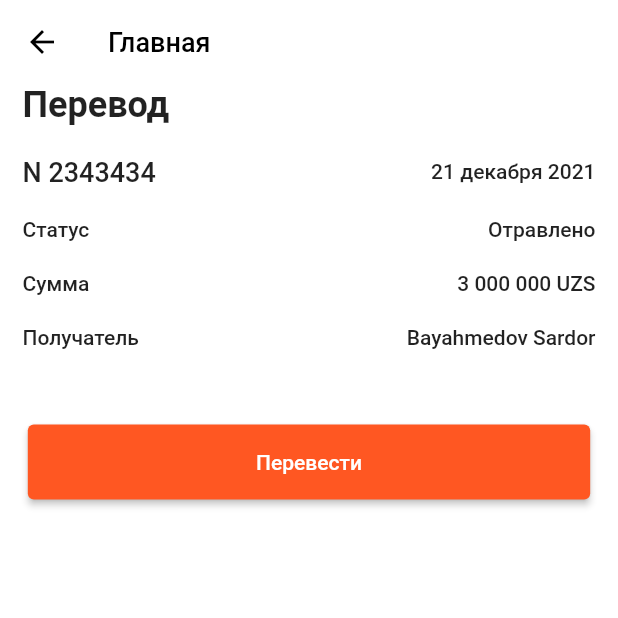
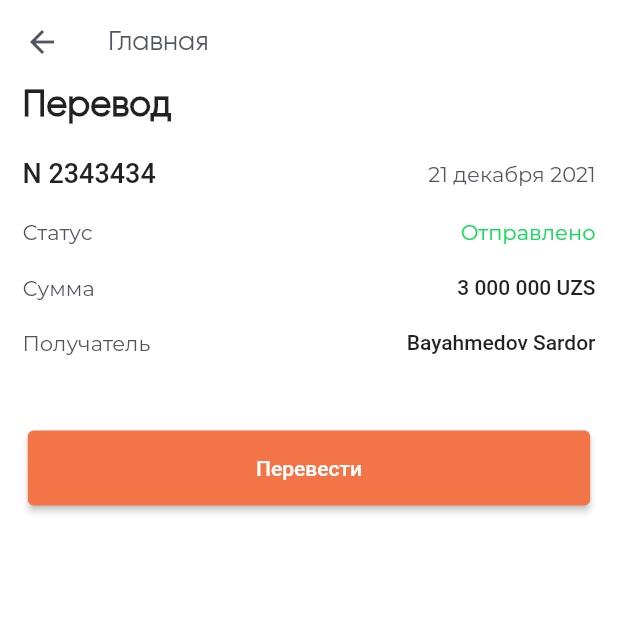
Before and after one commit to Jamshid123/DartPay, a Flutter app: the EndCheck screen opened by its route, on a phone screen of 412 x 824 dp, the top half of it. Run offline on Flutter 3.47's test engine with Material 2 defaults, Android fonts, the phone set to English and light mode, and no system bars; our stand-ins replace carousel_slider, easy_localization, flutter_datetime_picker, flutter_masked_text2, flutter_svg, flutter_switch and 6 more; missing offline and left inert: credit_card_scanner, flutter_screen_lock; accounts and stored records are empty; project files that could hold a hidden picture were left out.

Commit message:
add new Sancho

```diff
--- a/lib/main pages/home_screens/request_page/request.dart
+++ b/lib/main pages/home_screens/request_page/request.dart
@@ -66,7 +66,8 @@ class _RequestPageState extends State<RequestPage> {
                     ),
                   ),
                   IconButton(
-                    padding: EdgeInsets.only(top: 20, right: screenWidth * 0.88),
+                    padding:
+                        EdgeInsets.only(top: 20, right: screenWidth * 0.88),
                     icon: Icon(Icons.chevron_left, color: Colors.black),
                     onPressed: () {
                       Navigator.popAndPushNamed(context, '/startPage');
@@ -89,9 +90,8 @@ class _RequestPageState extends State<RequestPage> {
                       ),
                     ),
                     child: Column(
-                      crossAxisAlignment: CrossAxisAlignment.start,
-                      mainAxisAlignment: MainAxisAlignment.spaceAround,
                       children: [
+                        const SizedBox(height: 12),
                         Row(
                           mainAxisAlignment: MainAxisAlignment.center,
                           children: [
@@ -101,7 +101,9 @@ class _RequestPageState extends State<RequestPage> {
                                 'Перевод',
                                 style: kTransferButtonStyle,
                               ),
-                              onPress: () {},
+                              onPress: () {
+                                Navigator.pushNamed(context, '/sendMoney');
+                              },
                             ),
                             const SizedBox(width: 15),
                             RequestButton(
@@ -226,15 +228,15 @@ class _RequestPageState extends State<RequestPage> {
                                 },
                               ),
                             ),
-                          ],
-                        ),
-                        const Padding(
+                            SizedBox(height: 10),
+                            Padding(
                               padding: EdgeInsets.only(left: 15),
                               child: Text(
                                 'Введите номер карты',
                                 style: kInputCardNumberStyle,
                               ),
                             ),
+                            SizedBox(height: 10),
                             Row(
                               crossAxisAlignment: CrossAxisAlignment.start,
                               children: [
@@ -274,13 +276,16 @@ class _RequestPageState extends State<RequestPage> {
                                 ),
                               ],
                             ),
+                            SizedBox(height: 10),
                             Container(
-                          margin: const EdgeInsets.only(left: 15, right: 15),
+                              margin:
+                                  const EdgeInsets.only(left: 15, right: 15),
                               height: 140,
                               decoration: BoxDecoration(
                                   color: Colors.greenAccent,
                                   borderRadius: BorderRadius.circular(10)),
                             ),
+                            SizedBox(height: 37),
                             Container(
                               margin: const EdgeInsets.fromLTRB(15, 0, 15, 0),
                               height: 70,
@@ -293,6 +298,7 @@ class _RequestPageState extends State<RequestPage> {
                                 ),
                               ),
                             ),
+                            SizedBox(height: 16),
                             Container(
                               margin: const EdgeInsets.only(
                                   left: 15, right: 15, bottom: 23),
@@ -303,7 +309,8 @@ class _RequestPageState extends State<RequestPage> {
                                   primary: orangeColor,
                                 ),
                                 onPressed: () {
-                              Navigator.pushNamed(context, '/successRequest');
+                                  Navigator.pushNamed(
+                                      context, '/successRequest');
                                 },
                                 child: const Text(
                                   'Отправить запрос',
@@ -311,6 +318,91 @@ class _RequestPageState extends State<RequestPage> {
                                 ),
                               ),
                             ),
+                            // Padding(
+                            //   padding: EdgeInsets.only(left: 15),
+                            //   child: Text(
+                            //     'Введите номер карты',
+                            //     style: kInputCardNumberStyle,
+                            //   ),
+                            // ),
+                            // Row(
+                            //   crossAxisAlignment: CrossAxisAlignment.start,
+                            //   children: [
+                            //     Container(
+                            //       margin: const EdgeInsets.only(left: 10),
+                            //       width: 250,
+                            //       height: 50,
+                            //       child: TextField(
+                            //         decoration: const InputDecoration(
+                            //           border: OutlineInputBorder(),
+                            //         ),
+                            //         keyboardType: TextInputType.number,
+                            //         controller: _controller,
+                            //       ),
+                            //     ),
+                            //     const SizedBox(width: 10),
+                            //     Row(
+                            //       children: [
+                            //         IconButton(
+                            //           onPressed: () async {
+                            //             scanCard();
+                            //           },
+                            //           icon: Image.asset(
+                            //             'assets/images/barcode_scanner.png',
+                            //             color: orangeColor,
+                            //           ),
+                            //         ),
+                            //         IconButton(
+                            //           onPressed: () {},
+                            //           icon: const Icon(
+                            //             Icons.person_add_alt_1_outlined,
+                            //             color: orangeColor,
+                            //             size: 35,
+                            //           ),
+                            //         ),
+                            //       ],
+                            //     ),
+                            //   ],
+                            // ),
+                            // Container(
+                            //   margin: const EdgeInsets.only(left: 15, right: 15),
+                            //   height: 140,
+                            //   decoration: BoxDecoration(
+                            //       color: Colors.greenAccent,
+                            //       borderRadius: BorderRadius.circular(10)),
+                            // ),
+                            // Container(
+                            //   margin: const EdgeInsets.fromLTRB(15, 0, 15, 0),
+                            //   height: 70,
+                            //   child: const TextField(
+                            //     keyboardType: TextInputType.text,
+                            //     maxLines: null,
+                            //     decoration: InputDecoration(
+                            //       hintText: 'Добавьте ваш комментарий',
+                            //       border: OutlineInputBorder(),
+                            //     ),
+                            //   ),
+                            // ),
+                            // Container(
+                            //   margin: const EdgeInsets.only(
+                            //       left: 15, right: 15, bottom: 23),
+                            //   height: 50,
+                            //   width: double.infinity,
+                            //   child: ElevatedButton(
+                            //     style: ElevatedButton.styleFrom(
+                            //       primary: orangeColor,
+                            //     ),
+                            //     onPressed: () {
+                            //       Navigator.pushNamed(context, '/successRequest');
+                            //     },
+                            //     child: const Text(
+                            //       'Отправить запрос',
+                            //       style: kManualStyle,
+                            //     ),
+                            //   ),
+                            // ),
+                          ],
+                        )
                       ],
                     ),
                   ),
--- a/lib/main pages/home_screens/send_money_pages/field_transfer.dart
+++ b/lib/main pages/home_screens/send_money_pages/field_transfer.dart
@@ -38,7 +38,7 @@ var transactionData = [
     "transactionStatus": "Статус",
     "transactionSum": "Сумма",
     "transactionPerson": "Получатель",
-    "sent": "Отравлено",
+    "sent": "Отправлено",
     "amount": "3 000 000 UZS",
     "person": "Bayahmedov Sardor"
   },
--- a/lib/main pages/home_screens/send_money_pages/payment_check.dart
+++ b/lib/main pages/home_screens/send_money_pages/payment_check.dart
@@ -1,3 +1,4 @@
+import 'package:DartPay/constants.dart';
 import 'package:flutter/material.dart';
 import 'package:DartPay/main%20pages/home_screens/send_money_pages/success_transfer.dart';
 import 'field_transfer.dart';
@@ -19,12 +20,15 @@ class _EndCheckState extends State<EndCheck> {
         elevation: 0,
         backgroundColor: Colors.white,
         leading: BackButton(
-          color: Colors.black,
+          color: Color(0xFF535461),
         ),
         title: const Text(
           'Главная',
           style: TextStyle(
-              color: Colors.black, fontWeight: FontWeight.w500, fontSize: 18),
+              color: Color(0xFF535461),
+              fontFamily: 'Gilroy-Regular',
+              fontWeight: FontWeight.w500,
+              fontSize: 18),
         ),
       ),
       body: Column(
@@ -34,7 +38,11 @@ class _EndCheckState extends State<EndCheck> {
             padding: const EdgeInsets.only(left: 15),
             child: Text(
               'Перевод',
-              style: TextStyle(fontWeight: FontWeight.w700, fontSize: 24),
+              style: TextStyle(
+                fontWeight: FontWeight.w700,
+                fontSize: 24,
+                fontFamily: 'Gilroy-Regular',
+              ),
             ),
           ),
           const SizedBox(height: 20),
@@ -49,6 +57,37 @@ class _EndCheckState extends State<EndCheck> {
                 ),
                 Text(
                   transaction[0].transactionDate,
+                  style: kTransactionAmount,
+                ),
+              ],
+            ),
+          ),
+          const SizedBox(height: 20),
+          Padding(
+            padding: const EdgeInsets.only(left: 15, right: 15),
+            child: Row(
+              mainAxisAlignment: MainAxisAlignment.spaceBetween,
+              children: [
+                Text(
+                  transaction[0].transactionStatus,
+                  style: kTransactionAmount,
+                ),
+                Text(transaction[0].sent, style: kTransactionAmountReceived),
+              ],
+            ),
+          ),
+          const SizedBox(height: 20),
+          Padding(
+            padding: const EdgeInsets.only(left: 15, right: 15),
+            child: Row(
+              mainAxisAlignment: MainAxisAlignment.spaceBetween,
+              children: [
+                const Text(
+                  'Сумма',
+                  style: kTransactionAmount,
+                ),
+                Text(
+                  transaction[0].amount,
                   style: TextStyle(fontSize: 14, fontWeight: FontWeight.w500),
                 ),
               ],
@@ -60,39 +99,14 @@ class _EndCheckState extends State<EndCheck> {
             child: Row(
               mainAxisAlignment: MainAxisAlignment.spaceBetween,
               children: [
-                Text(transaction[0].transactionStatus,
-                    style:
-                    TextStyle(fontSize: 14, fontWeight: FontWeight.w500),),
-                Text(transaction[0].sent,
-                    style: TextStyle(fontSize: 14, fontWeight: FontWeight.w500),),
-              ],
-            ),
-          ),
-          const SizedBox(height: 20),
-          Padding(
-            padding: const EdgeInsets.only(left: 15, right: 15),
-            child: Row(
-              mainAxisAlignment: MainAxisAlignment.spaceBetween,
-              children: [
-                const Text('Сумма',
-                    style:
-                    TextStyle(fontSize: 14, fontWeight: FontWeight.w500),),
-                Text(transaction[0].amount,
-                    style: TextStyle(fontSize: 14, fontWeight: FontWeight.w500),),
-              ],
-            ),
-          ),
-          const SizedBox(height: 20),
-          Padding(
-            padding: const EdgeInsets.only(left: 15, right: 15),
-            child: Row(
-              mainAxisAlignment: MainAxisAlignment.spaceBetween,
-              children: [
-                const Text('Получатель',
-                    style:
-                    TextStyle(fontSize: 14, fontWeight: FontWeight.w500),),
-                Text(transaction[0].person,
-                    style: TextStyle(fontSize: 14, fontWeight: FontWeight.w500),),
+                const Text(
+                  'Получатель',
+                  style: kTransactionAmount,
+                ),
+                Text(
+                  transaction[0].person,
+                  style: TextStyle(fontSize: 14, fontWeight: FontWeight.w500),
+                ),
               ],
             ),
           ),
@@ -101,12 +115,12 @@ class _EndCheckState extends State<EndCheck> {
             child: Padding(
               padding: EdgeInsets.only(right: 15, left: 15),
               child: ElevatedButton(
-                onPressed: ()  {
-                 Navigator.pushNamed(context, '/successTransfer');
+                onPressed: () {
+                  Navigator.pushNamed(context, '/successTransfer');
                 },
                 child: Text('Перевести'),
                 style: ElevatedButton.styleFrom(
-                    primary: Colors.deepOrange,
+                    primary: activeButtonColor,
                     fixedSize: Size(screenWidth * 0.91, 50)),
               ),
             ),
--- a/lib/main pages/home_screens/send_money_pages/send_money.dart
+++ b/lib/main pages/home_screens/send_money_pages/send_money.dart
@@ -58,7 +58,8 @@ class _SendMoneyState extends State<SendMoney> {
                     ),
                   ),
                   IconButton(
-                    padding: EdgeInsets.only(top: 20, right: screenWidth * 0.88),
+                    padding:
+                        EdgeInsets.only(top: 20, right: screenWidth * 0.88),
                     icon: Icon(Icons.chevron_left, color: Colors.black),
                     onPressed: () {
                       Navigator.popAndPushNamed(context, '/startPage');
--- a/lib/main pages/home_screens/send_money_pages/success_transfer.dart
+++ b/lib/main pages/home_screens/send_money_pages/success_transfer.dart
@@ -11,13 +11,16 @@ class SuccessTransfer extends StatelessWidget {
           Padding(
             padding: const EdgeInsets.only(top: 320),
             child: Container(
-              child: Center(child: Image.asset('images/Vector.png'),),
+              child: Center(
+                child: Image.asset('images/Vector.png'),
+              ),
             ),
           ),
+          SizedBox(height: 42),
           const Text(
             'Успешно!',
             style: TextStyle(
-                color: Colors.deepOrange,
+                color: Color(0xFFF37547),
                 fontWeight: FontWeight.w600,
                 fontSize: 24),
           ),
```
Also changed, not shown: lib/start_pages/start_page.dart (+12 -10 lines). Lines whose indentation alone changed are shown as unchanged.
